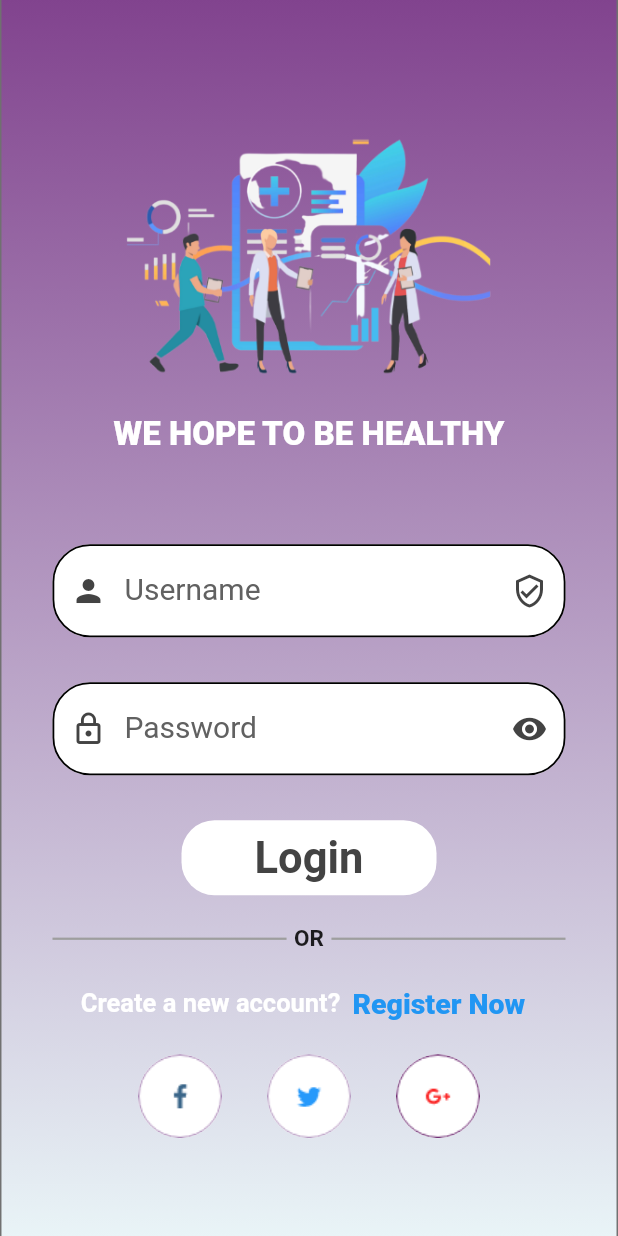
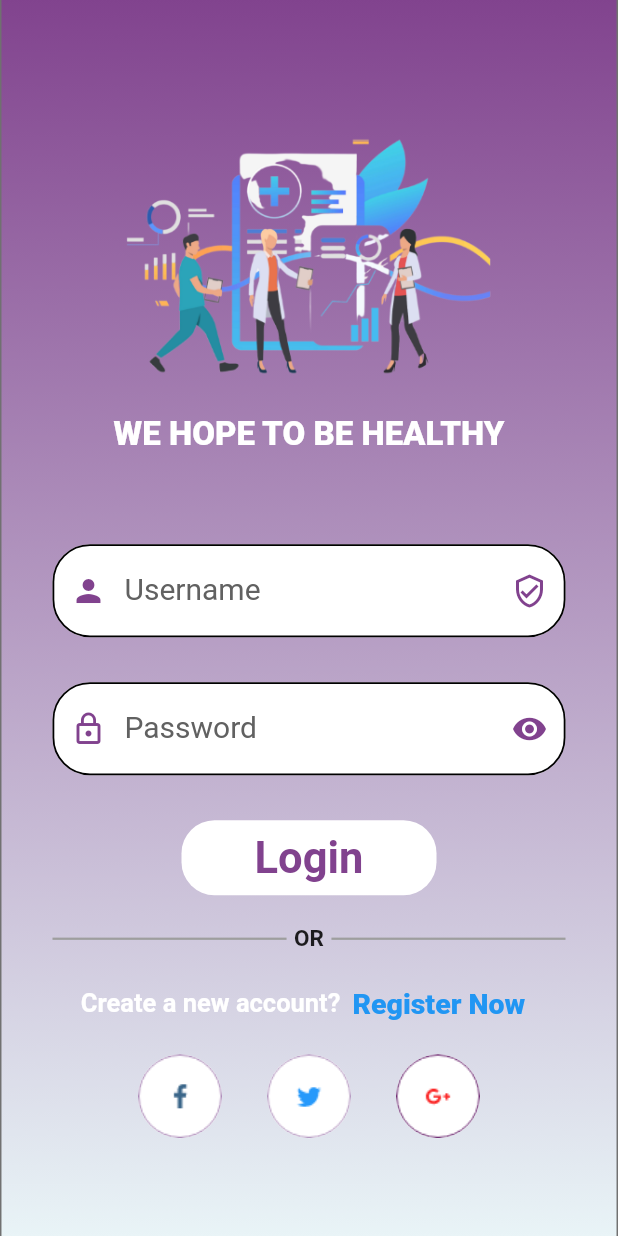
Before and after one commit to Kareemkhaled617/NICU-Flutter, a Flutter app: the screen it shows after launch, after a tap on "Login", on a phone screen of 412 x 824 dp. Run offline on Flutter 3.47's test engine with Material 2 defaults, Android fonts, the phone set to English and light mode, and no system bars; drawn by our look-alikes of overlay_support; our stand-ins replace awesome_dialog, bloc, bottom_navy_bar, cloud_firestore, conditional_builder_null_safety, firebase_auth and 12 more; missing offline and left inert: diamond_bottom_bar, external_app_launcher, flutterwave; accounts and stored records are empty; Roboto replaces fonts that are missing (Abel, Amiri, Arimo).

Commit message:
final update v5

```diff
--- a/lib/health_today/AddMedicine.dart
+++ b/lib/health_today/AddMedicine.dart
@@ -6,6 +6,8 @@ import '../bloc/blocc/bloc.dart';
 
 
 class AddMedicine extends StatelessWidget {
+  const AddMedicine({Key? key}) : super(key: key);
+
   @override
   Widget build(BuildContext context) {
     final GlobalKey<ScaffoldState> scaffoldState = GlobalKey<ScaffoldState>();
--- a/lib/pages/fristpage.dart
+++ b/lib/pages/fristpage.dart
@@ -23,7 +23,7 @@ class first_screen extends StatelessWidget {
               width: double.infinity,
               height: 420,
               decoration: BoxDecoration(
-                image:  DecorationImage(
+                image:  const DecorationImage(
                     image: AssetImage(
                       'assets/images/frist.png',
                     ),
--- a/lib/pages/login.dart
+++ b/lib/pages/login.dart
@@ -8,6 +8,8 @@ import 'package:project/pages/homepage.dart';
 import 'package:project/pages/signup.dart';
 import 'package:project/resources/color_manger.dart';
 import 'package:project/widgets/button.dart';
+
+import '../main.dart';
 
 class LoginPage extends StatefulWidget {
   const LoginPage({Key? key}) : super(key: key);
@@ -36,7 +38,7 @@ class _LoginPageState extends State<LoginPage> {
         width: double.infinity,
         decoration:  BoxDecoration(
           image: DecorationImage(
-            image:Get.isDarkMode?const AssetImage("assets/images/dark.jpg"):const AssetImage('assets/images/pg1.png'),
+            image:the?const AssetImage("assets/images/dark.jpg"):const AssetImage('assets/images/pg1.png'),
             fit: BoxFit.cover,
           ),
         ),
@@ -65,7 +67,7 @@ class _LoginPageState extends State<LoginPage> {
                       vall: false,
                         validate:()=> (val) {
                           if (val!.isEmpty || !val.contains('@')) {
-                            return "Invalid email!";
+                            return "Invalid email!".tr;
                           }
                           return null;
                         },
@@ -80,11 +82,11 @@ class _LoginPageState extends State<LoginPage> {
                         label: 'Username'.tr,
                         pIcon: Icon(
                           Icons.person,
-                          color: Get.isDarkMode?ColorManager.primary: ColorManager.darkPrimary,
+                          color:the?ColorManager.darkPrimary: ColorManager.primary,
                         ),
                         sIcon: Icon(
                           Icons.verified_user_outlined,
-                          color: Get.isDarkMode?ColorManager.primary: ColorManager.darkPrimary,
+                          color:the?ColorManager.darkPrimary: ColorManager.primary,
                         ),
                         onTab: () {}),
                     const SizedBox(
@@ -94,7 +96,7 @@ class _LoginPageState extends State<LoginPage> {
                       vall: pass,
                      validate: ()=>(val) {
                        if (val!.isEmpty || val.length <= 5) {
-                         return "Password is too short!";
+                         return "Password is too short!".tr;
                        }
                        return null;
                      },
@@ -108,11 +110,11 @@ class _LoginPageState extends State<LoginPage> {
                         label: 'Password'.tr,
                         pIcon: Icon(
                           Icons.lock_outline,
-                          color: Get.isDarkMode?ColorManager.primary: ColorManager.darkPrimary,
+                          color:the?ColorManager.darkPrimary: ColorManager.primary,
                         ),
                         sIcon: Icon(
                           Icons.remove_red_eye_rounded,
-                          color: Get.isDarkMode?ColorManager.primary: ColorManager.darkPrimary,
+                          color: the?ColorManager.darkPrimary: ColorManager.primary,
                         ),
                         onTab: () {
                           setState(() {
@@ -127,23 +129,23 @@ class _LoginPageState extends State<LoginPage> {
                       title: 'Login'.tr,
                       onTap: _submit,
                       color: Colors.white,
-                      color1: Get.isDarkMode?ColorManager.primary: ColorManager.darkPrimary,
+                      color1: the?ColorManager.darkPrimary: ColorManager.primary,
                     ),
                     const SizedBox(
                       height: 20.0,
                     ),
                     Row(
                       mainAxisAlignment: MainAxisAlignment.center,
-                      children: const [
-                        Expanded(
+                      children:  [
+                        const Expanded(
                           child: Divider(
                             thickness: 1.5,
                             endIndent: 5,
                             color: Colors.grey,
                           ),
                         ),
-                        Text('OR',style: TextStyle(fontSize: 15,fontWeight:FontWeight.w700),),
-                        Expanded(
+                        Text('OR'.tr,style: TextStyle(fontSize: 15,fontWeight:FontWeight.w700),),
+                        const Expanded(
                           child: Divider(
                             thickness: 1.5,
                             indent: 5,
@@ -162,7 +164,7 @@ class _LoginPageState extends State<LoginPage> {
                           style: GoogleFonts.arimo(
                             fontSize: 17,
                             fontWeight: FontWeight.w600,
-                            color: Get.isDarkMode?ColorManager.darkGrey:ColorManager.white,
+                            color: the?ColorManager.darkGrey:ColorManager.white,
                           ),
                         ),
                         TextButton(
@@ -242,7 +244,7 @@ class _LoginPageState extends State<LoginPage> {
             email: _emailController, password: _passwordController);
         return userCredential;
       } else {
-        print('isEmpty');
+        print('isEmpty'.tr);
       }
     } on FirebaseAuthException catch (e) {
       if (e.code == 'user-not-found') {
@@ -250,8 +252,8 @@ class _LoginPageState extends State<LoginPage> {
           context: context,
           dialogType: DialogType.INFO,
           animType: AnimType.BOTTOMSLIDE,
-          title: 'Attend  !',
-          desc: 'This Account IsNot Exist',
+          title: 'Attend  !'.tr,
+          desc: 'This Account IsNot Exist'.tr,
           btnCancelOnPress: () {},
           btnOkOnPress: () {},
         ).show();
@@ -260,8 +262,8 @@ class _LoginPageState extends State<LoginPage> {
           context: context,
           dialogType: DialogType.INFO,
           animType: AnimType.BOTTOMSLIDE,
-          title: 'Attend  !',
-          desc: 'The password is Wrong',
+          title: 'Attend  !'.tr,
+          desc: 'The password is Wrong'.tr,
           btnOkOnPress: () {},
         ).show();
       }
@@ -338,8 +340,8 @@ class _LoginPageState extends State<LoginPage> {
             MaterialPageRoute(builder: (context) =>  HomePage()));
       }
     }else{
-      print('error');
-      print('Not Valid');
+      print('error'.tr);
+      print('Not Valid'.tr);
     }
 
 
```
Also changed, not shown: lib/main.dart (+8 -4 lines), lib/pages/apply.dart (+8 -7 lines), lib/pages/chat.dart (+6 -3 lines), lib/pages/get_post.dart (+6 -5 lines), lib/pages/homepage.dart (+4 -3 lines), 2 other files.
